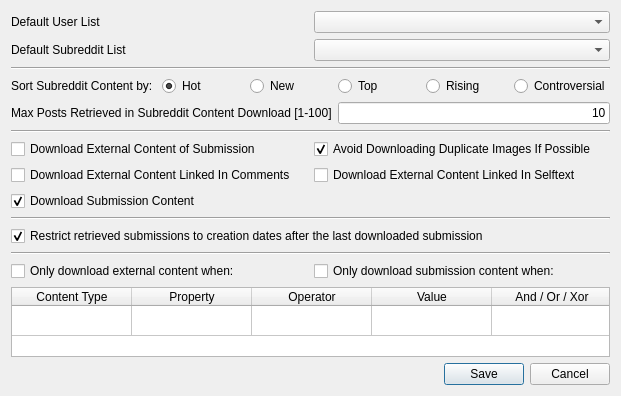
The window that RedditDataExtractor/GUI/settings.ui (NSchrading/redditDataExtractor) describes before a commit, drawn with Qt 5.
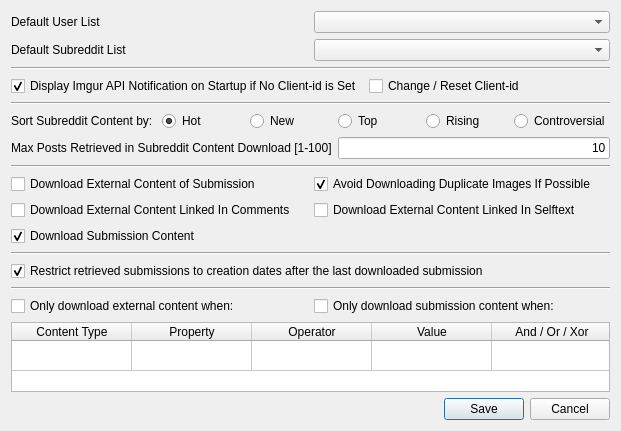
The same window after the commit.

Commit message:
Added ability to hide imgur api client-id popup Added ability to view API credits Added more documentation Fixed minor bug with regex returning matches without http in the front
To do:
General code cleanup
More unit tests

```diff
--- a/RedditDataExtractor/GUI/settings.ui
+++ b/RedditDataExtractor/GUI/settings.ui
@@ -7,7 +7,7 @@
     <x>0</x>
     <y>0</y>
     <width>621</width>
-    <height>394</height>
+    <height>424</height>
    </rect>
   </property>
   <property name="windowTitle">
@@ -16,6 +16,33 @@
   <layout class="QVBoxLayout" name="verticalLayout">
    <item>
     <layout class="QGridLayout" name="gridLayout">
+     <item row="15" column="0">
+      <layout class="QHBoxLayout" name="horizontalLayout_6">
+       <item>
+        <widget class="QCheckBox" name="getExternalContentCheckBox">
+         <property name="toolTip">
+          <string>Select to attempt to download images / gifs / gfys linked to by a reddit submission.</string>
+         </property>
+         <property name="text">
+          <string>Download External Content of Submission</string>
+         </property>
+        </widget>
+       </item>
+       <item>
+        <widget class="QCheckBox" name="avoidDuplCheckBox">
+         <property name="toolTip">
+          <string>Attempt to avoid downloading images, gifs, or gfys that have already been downloaded for the same user or subreddit.</string>
+         </property>
+         <property name="text">
+          <string>Avoid Downloading Duplicate Images If Possible</string>
+         </property>
+         <property name="checked">
+          <bool>true</bool>
+         </property>
+        </widget>
+       </item>
+      </layout>
+     </item>
      <item row="2" column="0">
       <layout class="QHBoxLayout" name="horizontalLayout">
        <item>
@@ -33,7 +60,7 @@
        </item>
       </layout>
      </item>
-     <item row="5" column="0">
+     <item row="13" column="0">
       <layout class="QHBoxLayout" name="horizontalLayout_4">
        <item>
         <widget class="QLabel" name="label_2">
@@ -60,33 +87,6 @@
        </item>
       </layout>
      </item>
-     <item row="7" column="0">
-      <layout class="QHBoxLayout" name="horizontalLayout_6">
-       <item>
-        <widget class="QCheckBox" name="getExternalContentCheckBox">
-         <property name="toolTip">
-          <string>Select to attempt to download images / gifs / gfys linked to by a reddit submission.</string>
-         </property>
-         <property name="text">
-          <string>Download External Content of Submission</string>
-         </property>
-        </widget>
-       </item>
-       <item>
-        <widget class="QCheckBox" name="avoidDuplCheckBox">
-         <property name="toolTip">
-          <string>Attempt to avoid downloading images, gifs, or gfys that have already been downloaded for the same user or subreddit.</string>
-         </property>
-         <property name="text">
-          <string>Avoid Downloading Duplicate Images If Possible</string>
-         </property>
-         <property name="checked">
-          <bool>true</bool>
-         </property>
-        </widget>
-       </item>
-      </layout>
-     </item>
      <item row="0" column="0">
       <layout class="QHBoxLayout" name="horizontalLayout_5">
        <item>
@@ -104,7 +104,7 @@
        </item>
       </layout>
      </item>
-     <item row="4" column="0">
+     <item row="12" column="0">
       <layout class="QHBoxLayout" name="horizontalLayout_3">
        <item>
         <widget class="QLabel" name="label">
@@ -166,13 +166,47 @@
        </property>
       </widget>
      </item>
-     <item row="6" column="0">
+     <item row="14" column="0">
       <widget class="Line" name="line_3">
        <property name="orientation">
         <enum>Qt::Horizontal</enum>
        </property>
       </widget>
      </item>
+     <item row="10" column="0">
+      <layout class="QHBoxLayout" name="horizontalLayout_9">
+       <item>
+        <widget class="QCheckBox" name="showImgurAPINotificationCheckBox">
+         <property name="toolTip">
+          <string>If you don't want to get bothered by the pop-up on startup, uncheck this.</string>
+         </property>
+         <property name="text">
+          <string>Display Imgur API Notification on Startup if No Client-id is Set</string>
+         </property>
+         <property name="checked">
+          <bool>true</bool>
+         </property>
+        </widget>
+       </item>
+       <item>
+        <widget class="QCheckBox" name="resetClientIdCheckBox">
+         <property name="toolTip">
+          <string>Check this to reset or change your client-id.</string>
+         </property>
+         <property name="text">
+          <string>Change / Reset Client-id</string>
+         </property>
+        </widget>
+       </item>
+      </layout>
+     </item>
+     <item row="11" column="0">
+      <widget class="Line" name="line_5">
+       <property name="orientation">
+        <enum>Qt::Horizontal</enum>
+       </property>
+      </widget>
+     </item>
     </layout>
    </item>
    <item>
```
The commit also changes 20 other files.
